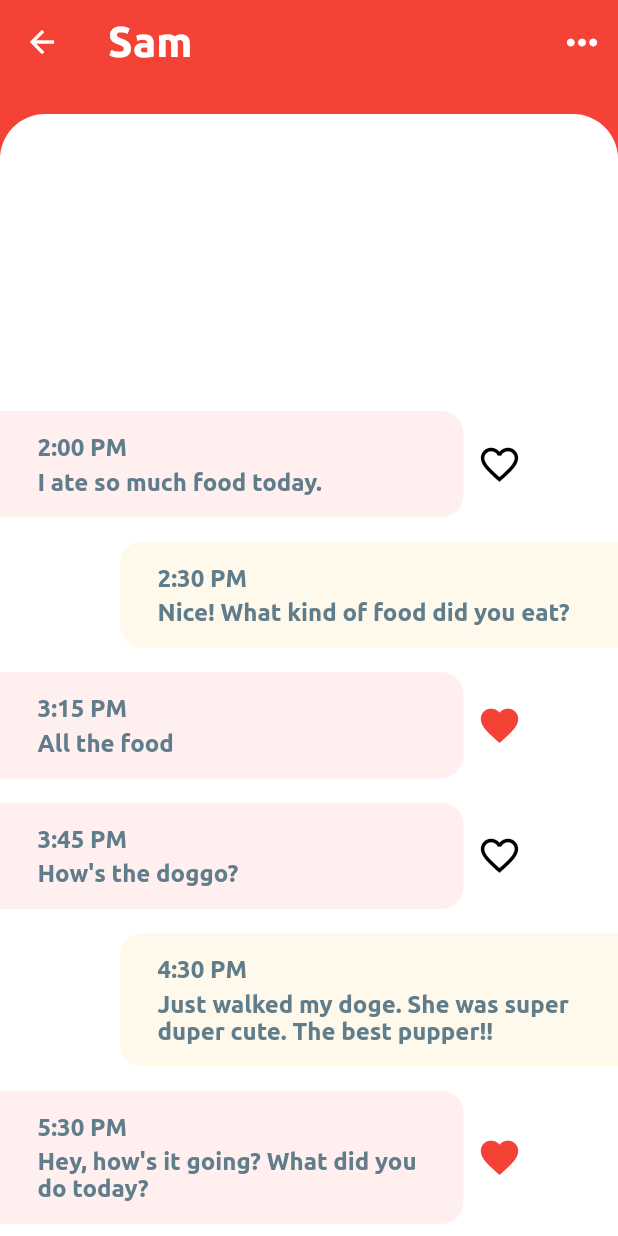
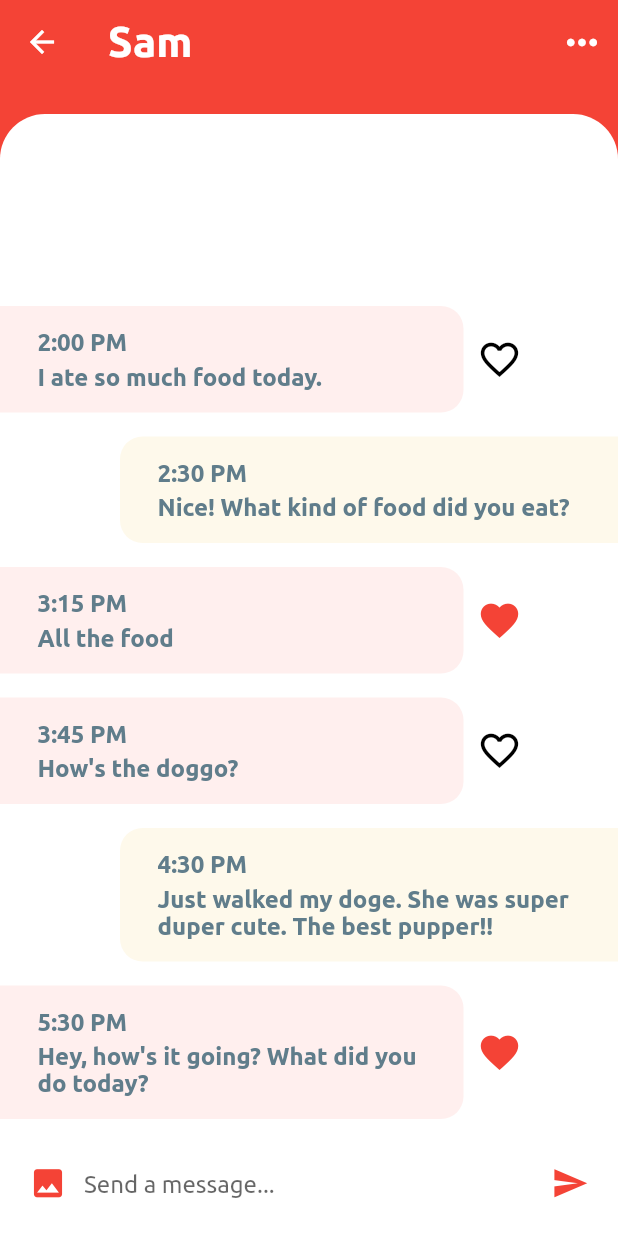
Before and after one commit to SPrio/Flutter-Chat-App, a Flutter app: the screen it shows after launch, after a tap on "Sam", on a phone screen of 412 x 824 dp. Run offline on Flutter 3.47's test engine with Material 2 defaults, Android fonts, the phone set to English and light mode, and no system bars; project files that could hold a hidden picture were left out.

Commit message:
added text field in chat screen

```diff
--- a/lib/screens/chat_screen.dart
+++ b/lib/screens/chat_screen.dart
@@ -62,6 +62,32 @@ class _ChatScreenState extends State<ChatScreen> {
     );
   }
 
+  _buildMessageComposer() {
+    return Container(
+        padding: EdgeInsets.symmetric(horizontal: 8.0),
+        height: 70.0,
+        color: Colors.white,
+        child: Row(children: [
+          IconButton(
+              icon: Icon(Icons.photo),
+              iconSize: 25.0,
+              color: Theme.of(context).primaryColor,
+              onPressed: () {}),
+          Expanded(
+              child: TextField(
+            textCapitalization: TextCapitalization.sentences,
+            onChanged: (value) {},
+            decoration:
+                InputDecoration.collapsed(hintText: 'Send a message...'),
+          )),
+          IconButton(
+              icon: Icon(Icons.send),
+              iconSize: 25.0,
+              color: Theme.of(context).primaryColor,
+              onPressed: () {})
+        ]));
+  }
+
   @override
   Widget build(BuildContext context) {
     return Scaffold(
@@ -81,7 +107,9 @@ class _ChatScreenState extends State<ChatScreen> {
                 onPressed: () {})
           ],
         ),
-        body: Column(
+        body: GestureDetector(
+          onTap: () => FocusScope.of(context).unfocus(),
+          child: Column(
             children: [
               Expanded(
                 child: Container(
@@ -102,12 +130,15 @@ class _ChatScreenState extends State<ChatScreen> {
                           itemCount: messages.length,
                           itemBuilder: (BuildContext context, int index) {
                             final Message message = messages[index];
-                          final bool isMe = message.sender.id == currentUser.id;
+                            final bool isMe =
+                                message.sender.id == currentUser.id;
                             return _buildMessage(message, isMe);
                           }),
                     )),
               ),
+              _buildMessageComposer()
             ],
+          ),
         ));
   }
 }
```
Lines whose indentation alone changed are shown as unchanged.
